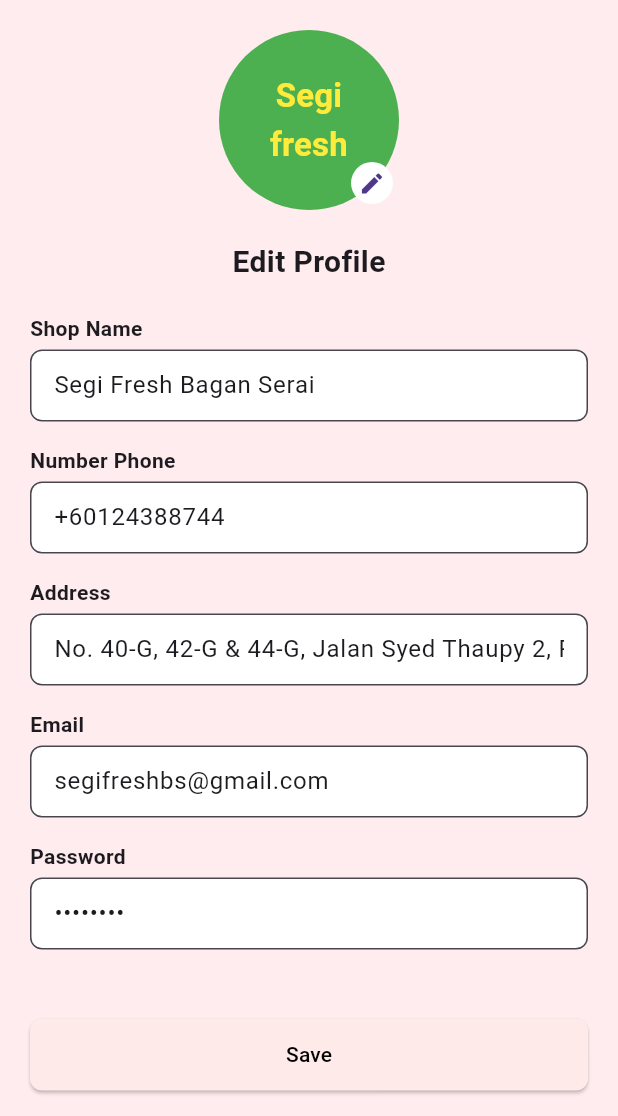
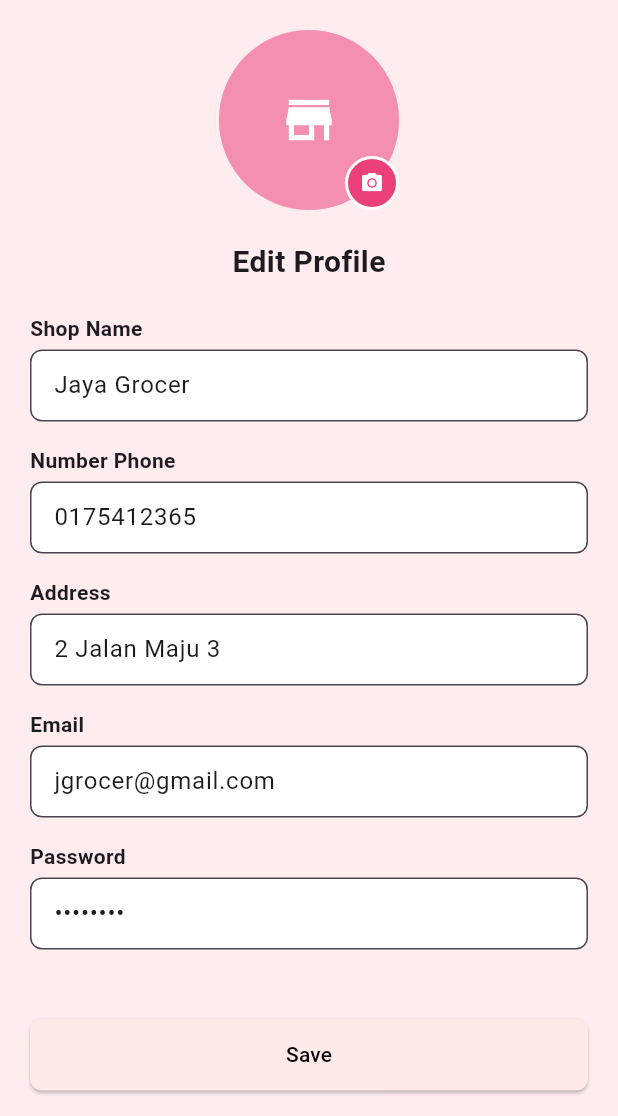
Before and after one commit to farahyusni/SwiftSolvers, a Flutter app: the SellerShopProfilePage screen opened by its route, after a tap on "Edit Profile", on a phone screen of 412 x 824 dp, the part 120-1236 px from its top. Run offline on Flutter 3.47's test engine with Material 3 defaults, Android fonts, the phone set to English and light mode, and no system bars; our stand-ins replace cloud_firestore, firebase_auth, firebase_core, image_picker, supabase_flutter; accounts and stored records are empty; network calls fail.

Commit message:
update seller shop profile

```diff
--- a/lib/views/seller/edit_seller_shop_profile_page.dart
+++ b/lib/views/seller/edit_seller_shop_profile_page.dart
@@ -1,7 +1,11 @@
 import 'package:flutter/material.dart';
+import 'package:image_picker/image_picker.dart';
+import 'dart:io';
 
 class EditSellerShopProfilePage extends StatefulWidget {
-  const EditSellerShopProfilePage({super.key});
+  final Map<String, String>? initialData;
+
+  const EditSellerShopProfilePage({super.key, this.initialData});
 
   @override
   State<EditSellerShopProfilePage> createState() => _EditSellerShopProfilePageState();
@@ -9,15 +13,33 @@
 
 class _EditSellerShopProfilePageState extends State<EditSellerShopProfilePage> {
   final _formKey = GlobalKey<FormState>();
+  File? _profileImage;
+  final ImagePicker _picker = ImagePicker();
 
   // Controllers for editable fields
-  final _shopNameController = TextEditingController(text: 'Segi Fresh Bagan Serai');
-  final _phoneController = TextEditingController(text: '+60124388744');
-  final _addressController = TextEditingController(
-    text: 'No. 40-G, 42-G & 44-G, Jalan Syed Thaupy 2, Pusat Bandar Baru, 34300 Bagan Serai, Perak',
+  late final TextEditingController _shopNameController;
+  late final TextEditingController _phoneController;
+  late final TextEditingController _addressController;
+  late final TextEditingController _emailController;
+  final _passwordController = TextEditingController(text: '12345678');
+
+  @override
+  void initState() {
+    super.initState();
+    // Initialize controllers with data from previous page or defaults
+    _shopNameController = TextEditingController(
+      text: widget.initialData?['shopName'] ?? 'Jaya Grocer'
     );
-  final _emailController = TextEditingController(text: 'segifreshbs@gmail.com');
-  final _passwordController = TextEditingController(text: '12345678');
+    _phoneController = TextEditingController(
+      text: widget.initialData?['phone'] ?? '0175412365'
+    );
+    _addressController = TextEditingController(
+      text: widget.initialData?['address'] ?? '2 Jalan Maju 3'
+    );
+    _emailController = TextEditingController(
+      text: widget.initialData?['email'] ?? 'jgrocer@gmail.com'
+    );
+  }
 
   @override
   void dispose() {
@@ -27,6 +49,98 @@
     _emailController.dispose();
     _passwordController.dispose();
     super.dispose();
+  }
+
+  Future<void> _pickImage() async {
+    showModalBottomSheet(
+      context: context,
+      shape: const RoundedRectangleBorder(
+        borderRadius: BorderRadius.vertical(top: Radius.circular(20)),
+      ),
+      builder: (BuildContext context) {
+        return Container(
+          padding: const EdgeInsets.all(20),
+          child: Column(
+            mainAxisSize: MainAxisSize.min,
+            children: [
+              const Text(
+                'Select Profile Picture',
+                style: TextStyle(fontSize: 18, fontWeight: FontWeight.bold),
+              ),
+              const SizedBox(height: 20),
+              Row(
+                mainAxisAlignment: MainAxisAlignment.spaceEvenly,
+                children: [
+                  _imageSourceButton(
+                    icon: Icons.camera_alt,
+                    label: 'Camera',
+                    onTap: () => _getImage(ImageSource.camera),
+                  ),
+                  _imageSourceButton(
+                    icon: Icons.photo_library,
+                    label: 'Gallery',
+                    onTap: () => _getImage(ImageSource.gallery),
+                  ),
+                  if (_profileImage != null)
+                    _imageSourceButton(
+                      icon: Icons.delete,
+                      label: 'Remove',
+                      onTap: _removeImage,
+                      color: Colors.red,
+                    ),
+                ],
+              ),
+              const SizedBox(height: 20),
+            ],
+          ),
+        );
+      },
+    );
+  }
+
+  Widget _imageSourceButton({
+    required IconData icon,
+    required String label,
+    required VoidCallback onTap,
+    Color color = Colors.blue,
+  }) {
+    return GestureDetector(
+      onTap: onTap,
+      child: Column(
+        children: [
+          CircleAvatar(
+            radius: 30,
+            backgroundColor: color.withOpacity(0.1),
+            child: Icon(icon, color: color, size: 30),
+          ),
+          const SizedBox(height: 8),
+          Text(label, style: TextStyle(color: color)),
+        ],
+      ),
+    );
+  }
+
+  Future<void> _getImage(ImageSource source) async {
+    Navigator.pop(context);
+    final XFile? image = await _picker.pickImage(
+      source: source,
+      maxWidth: 512,
+      maxHeight: 512,
+      imageQuality: 80,
+    );
+
+    if (image != null) {
+      setState(() {
+        _profileImage = File(image.path);
+      });
+    }
+  }
+
+  void _removeImage() {
+    Navigator.pop(context);
+    setState(() {
+      _profileImage = null;
+    });
   }
 
   void _saveProfile() {
@@ -79,27 +193,50 @@
 
                 const SizedBox(height: 20),
 
-                // Store Logo with edit icon
-                Stack(
-                  alignment: Alignment.bottomRight,
+                // Store Logo with edit icon - Updated for Jaya Grocer with image picker
+                GestureDetector(
+                  onTap: _pickImage,
+                  child: Stack(
                     children: [
-                    const CircleAvatar(
+                      CircleAvatar(
                         radius: 60,
-                      backgroundColor: Colors.green,
-                      child: Text('Segi\nfresh',
-                          textAlign: TextAlign.center,
-                          style: TextStyle(color: Colors.yellow, fontSize: 22, fontWeight: FontWeight.bold)),
+                        backgroundColor: Colors.pink.shade100,
+                        backgroundImage: _profileImage != null ? FileImage(_profileImage!) : null,
+                        child: _profileImage == null
+                            ? Container(
+                                width: 120,
+                                height: 120,
+                                decoration: BoxDecoration(
+                                  shape: BoxShape.circle,
+                                  color: Colors.pink.shade200,
+                                ),
+                                child: const Icon(
+                                  Icons.store,
+                                  color: Colors.white,
+                                  size: 40,
+                                ),
+                              )
+                            : null,
                       ),
                       Positioned(
-                      right: 4,
-                      bottom: 4,
-                      child: CircleAvatar(
-                        backgroundColor: Colors.white,
-                        radius: 14,
-                        child: Icon(Icons.edit, size: 18),
+                        bottom: 0,
+                        right: 0,
+                        child: Container(
+                          padding: const EdgeInsets.all(8),
+                          decoration: BoxDecoration(
+                            color: Colors.pink.shade400,
+                            shape: BoxShape.circle,
+                            border: Border.all(color: Colors.white, width: 2),
+                          ),
+                          child: const Icon(
+                            Icons.camera_alt,
+                            color: Colors.white,
+                            size: 16,
+                          ),
                         ),
                       ),
                     ],
+                  ),
                 ),
 
                 const SizedBox(height: 20),
--- a/lib/views/seller/seller_shop_profile_page.dart
+++ b/lib/views/seller/seller_shop_profile_page.dart
@@ -1,9 +1,44 @@
 import 'package:flutter/material.dart';
 import 'edit_seller_shop_profile_page.dart';
 
+class SellerShopProfilePage extends StatefulWidget {
+  const SellerShopProfilePage({Key? key}) : super(key: key);
 
-class SellerShopProfilePage extends StatelessWidget {
-  const SellerShopProfilePage({Key? key}) : super(key: key);
+  @override
+  State<SellerShopProfilePage> createState() => _SellerShopProfilePageState();
+}
+
+class _SellerShopProfilePageState extends State<SellerShopProfilePage> {
+  // Shop data that can be updated
+  String shopName = 'Jaya Grocer';
+  String phone = '0175412365';
+  String address = '2 Jalan Maju 3';
+  String email = 'jgrocer@gmail.com';
+
+  void _navigateToEditProfile() async {
+    final result = await Navigator.of(context).push(
+      MaterialPageRoute(
+        builder: (_) => EditSellerShopProfilePage(
+          initialData: {
+            'shopName': shopName,
+            'phone': phone,
+            'address': address,
+            'email': email,
+          },
+        ),
+      ),
+    );
+
+    // Update the data if result is returned
+    if (result != null && result is Map<String, String>) {
+      setState(() {
+        shopName = result['shopName'] ?? shopName;
+        phone = result['phone'] ?? phone;
+        address = result['address'] ?? address;
+        email = result['email'] ?? email;
+      });
+    }
+  }
 
   @override
   Widget build(BuildContext context) {
@@ -34,46 +69,47 @@
                 ),
               ),
 
-              // Store Logo
-              const CircleAvatar(
+              // Store Logo (Non-editable)
+              CircleAvatar(
                 radius: 60,
-                backgroundColor: Colors.green,
-                child: Text(
-                  'Logo',
-                  style: TextStyle(color: Colors.white, fontSize: 20),
+                backgroundColor: Colors.pink.shade200,
+                child: const Icon(
+                  Icons.store,
+                  color: Colors.white,
+                  size: 40,
                 ),
               ),
               const SizedBox(height: 10),
 
-              // Shop Name
-              const Text(
-                'Segi Fresh Bagan Serai',
-                style: TextStyle(fontSize: 20, fontWeight: FontWeight.bold),
+              // Shop Name - Dynamic
+              Text(
+                shopName,
+                style: const TextStyle(fontSize: 20, fontWeight: FontWeight.bold),
               ),
 
-              // Address
-              const Padding(
-                padding: EdgeInsets.symmetric(horizontal: 20.0, vertical: 8),
+              // Address - Dynamic
+              Padding(
+                padding: const EdgeInsets.symmetric(horizontal: 20.0, vertical: 8),
                 child: Text(
-                  'No. 40-G, 42-G & 44-G, Jalan Syed Thaupy 2,\nPusat Bandar Baru, 34300 Bagan Serai, Perak',
+                  address,
                   textAlign: TextAlign.center,
-                  style: TextStyle(fontSize: 14),
+                  style: const TextStyle(fontSize: 14),
                 ),
               ),
 
-              // Phone and Email
-              const Padding(
-                padding: EdgeInsets.symmetric(horizontal: 20.0),
+              // Phone and Email - Dynamic
+              Padding(
+                padding: const EdgeInsets.symmetric(horizontal: 20.0),
                 child: Row(
                   mainAxisAlignment: MainAxisAlignment.center,
                   children: [
-                    Icon(Icons.phone, size: 16),
-                    SizedBox(width: 5),
-                    Text('012-438 8744'),
-                    SizedBox(width: 10),
-                    Icon(Icons.email, size: 16),
-                    SizedBox(width: 5),
-                    Text('segifreshbs@gmail.com'),
+                    const Icon(Icons.phone, size: 16),
+                    const SizedBox(width: 5),
+                    Text(phone),
+                    const SizedBox(width: 10),
+                    const Icon(Icons.email, size: 16),
+                    const SizedBox(width: 5),
+                    Text(email),
                   ],
                 ),
               ),
@@ -90,13 +126,10 @@
                   'Local Market',
                   'Food Retailer',
                 ],
-               trailing: TextButton(
-  onPressed: () {
-    Navigator.of(context).push(
-      MaterialPageRoute(builder: (_) => const EditSellerShopProfilePage()),
-    );
-  },child: const Text("Edit Profile", style: TextStyle(color: Colors.black54)),
-),
+                trailing: TextButton(
+                  onPressed: _navigateToEditProfile,
+                  child: const Text("Edit Profile", style: TextStyle(color: Colors.black54)),
+                ),
               ),
 
               // Business Hours
@@ -118,7 +151,7 @@
                 title: 'Payment Method',
                 content: [
                   'Cash on Delivery & Self Pickup',
-                  'Delivery Coverage: Bagan Serai, Parit Buntar, Selama',
+                  'Delivery Coverage: Kuala Lumpur, Selangor, Johor',
                   'Pickup Address: Same as shop address',
                 ],
               ),
```
Also changed, not shown: lib/views/seller/seller_profile_page.dart (+6 -5 lines), pubspec.lock. Lines whose indentation alone changed are shown as unchanged.
